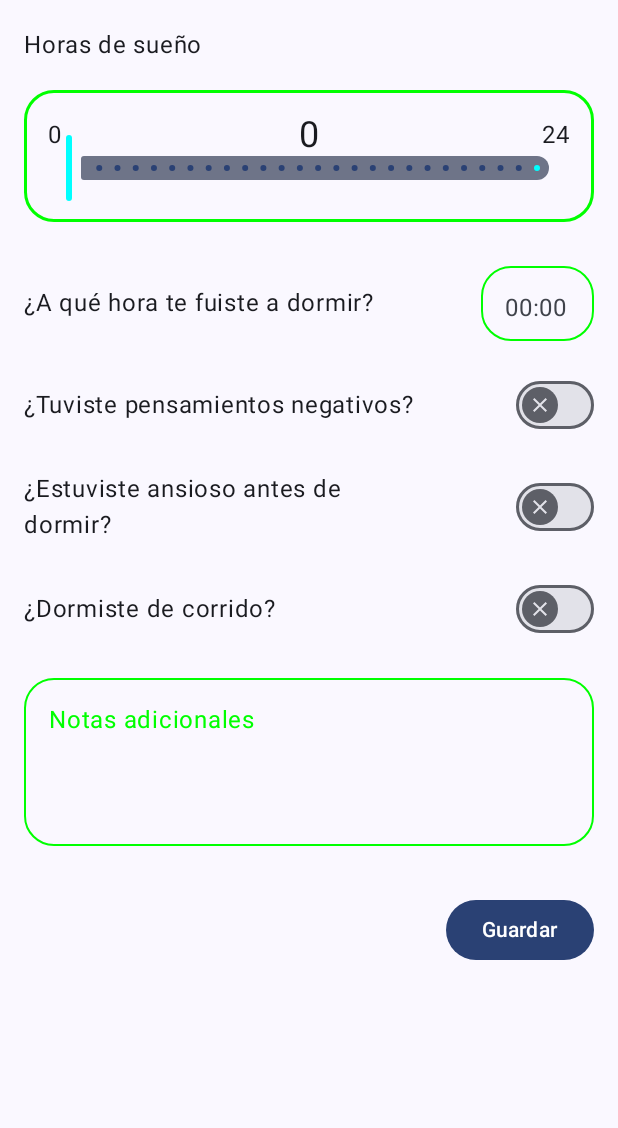
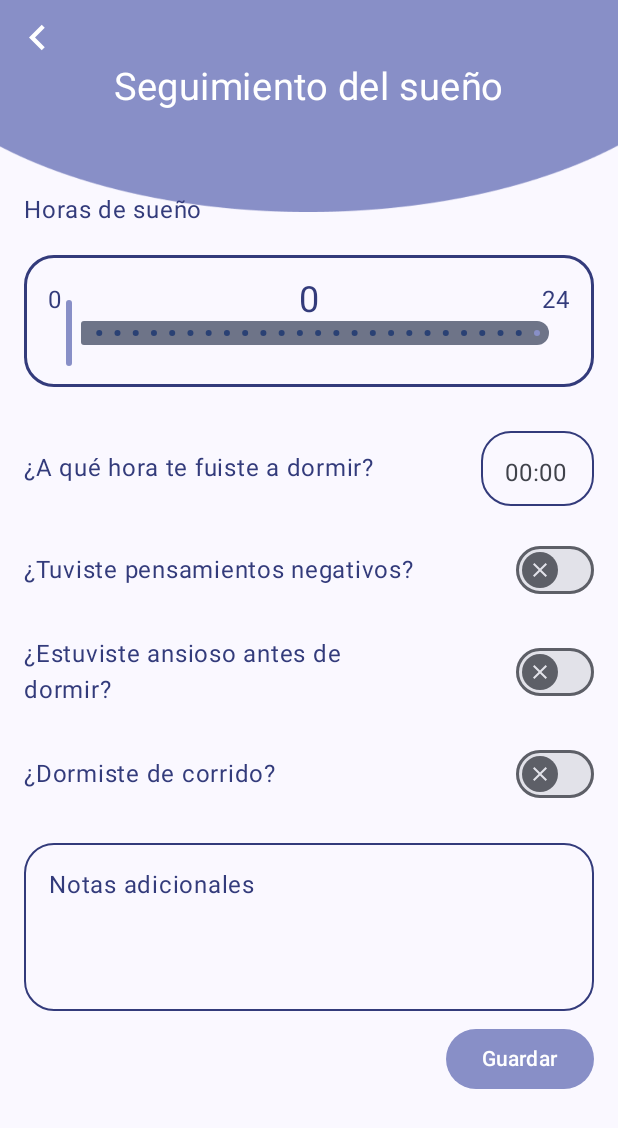
Before and after one commit to ailenaguino/NurAlignMobile, an Android app built with Jetpack Compose: the SleepTrackerScreen screen opened directly, with no data from a screen before it, on a phone screen of 412 x 824 dp. Shown: the top 1128 px of the screen. Run offline under Robolectric (Android 15) with nearby library versions, the phone set to English and light mode, and no system bars.

Commit message:
screen finished

```diff
--- a/app/src/main/java/com/losrobotines/nuralign/feature_sleep/presentation/screens/SleepTrackerScreen.kt
+++ b/app/src/main/java/com/losrobotines/nuralign/feature_sleep/presentation/screens/SleepTrackerScreen.kt
@@ -4,7 +4,9 @@ import android.os.Bundle
 import androidx.activity.ComponentActivity
 import androidx.activity.compose.setContent
 import androidx.compose.foundation.BorderStroke
+import androidx.compose.foundation.Image
 import androidx.compose.foundation.border
+import androidx.compose.foundation.clickable
 import androidx.compose.foundation.layout.Box
 import androidx.compose.foundation.layout.Column
 import androidx.compose.foundation.layout.Row
@@ -15,13 +17,16 @@ import androidx.compose.foundation.layout.height
 import androidx.compose.foundation.layout.padding
 import androidx.compose.foundation.layout.size
 import androidx.compose.foundation.layout.width
+import androidx.compose.foundation.layout.wrapContentWidth
 import androidx.compose.foundation.lazy.LazyColumn
 import androidx.compose.foundation.shape.RoundedCornerShape
 import androidx.compose.foundation.text.KeyboardOptions
 import androidx.compose.material.icons.Icons
 import androidx.compose.material.icons.filled.Check
 import androidx.compose.material.icons.filled.Clear
+import androidx.compose.material.icons.filled.KeyboardArrowLeft
 import androidx.compose.material3.Button
+import androidx.compose.material3.ButtonDefaults
 import androidx.compose.material3.Icon
 import androidx.compose.material3.MaterialTheme
 import androidx.compose.material3.OutlinedTextField
@@ -41,13 +46,16 @@ import androidx.compose.runtime.setValue
 import androidx.compose.ui.Alignment
 import androidx.compose.ui.Modifier
 import androidx.compose.ui.graphics.Color
+import androidx.compose.ui.res.painterResource
 import androidx.compose.ui.text.input.KeyboardType
 import androidx.compose.ui.text.style.TextAlign
 import androidx.compose.ui.tooling.preview.Preview
 import androidx.compose.ui.unit.dp
 import androidx.compose.ui.unit.sp
-import com.losrobotines.nuralign.feature_sleep.presentation.screens.ui.theme.NurAlignTheme
-import org.intellij.lang.annotations.JdkConstants.HorizontalAlignment
+import com.losrobotines.nuralign.R
+import com.losrobotines.nuralign.ui.theme.NurAlignTheme
+import com.losrobotines.nuralign.ui.theme.mainColor
+import com.losrobotines.nuralign.ui.theme.secondaryColor
 import kotlin.math.roundToInt
 
 class SleepTrackerScreen : ComponentActivity() {
@@ -69,13 +77,14 @@ class SleepTrackerScreen : ComponentActivity() {
 
 @Composable
 fun SleepScreen() {
-
+    HalfCircleTop()
     LazyColumn(
         horizontalAlignment = Alignment.CenterHorizontally,
         modifier = Modifier
             .padding(16.dp, 0.dp)
     ) {
         item {
+            Spacer(modifier = Modifier.height(110.dp))
             SliderHour()
             Spacer(modifier = Modifier.height(24.dp))
         }
@@ -106,12 +115,46 @@ fun SleepScreen() {
         }
 
         item {
-            Spacer(modifier = Modifier.height(24.dp))
-            Box(contentAlignment = Alignment.BottomEnd, modifier = Modifier.fillMaxWidth()){
+            Box(contentAlignment = Alignment.BottomEnd, modifier = Modifier.fillMaxWidth()) {
                 SaveButton()
             }
         }
 
+    }
+}
+
+@Preview
+@Composable
+fun HalfCircleTop() {
+    Image(
+        painter = painterResource(id = R.drawable.fondo),
+        contentDescription = "Fondo",
+        alignment = Alignment.TopCenter,
+        modifier = Modifier.fillMaxWidth()
+    )
+    Box(
+        modifier = Modifier.fillMaxWidth(),
+        Alignment.TopCenter
+    ) {
+        Icon(
+            Icons.Filled.KeyboardArrowLeft,
+            tint = Color.White,
+            contentDescription = "ir atrás",
+            modifier = Modifier
+                .size(50.dp)
+                .padding(8.dp)
+                .align(Alignment.TopStart)
+                .clickable { /*TODO*/ }
+        )
+        Text(
+            text = "Seguimiento del sueño",
+            fontSize = 25.sp,
+            color = Color.White,
+            modifier = Modifier
+                .padding(top = 43.dp)
+                .fillMaxWidth()
+                .wrapContentWidth(Alignment.CenterHorizontally)
+        )
     }
 }
 
@@ -125,28 +168,33 @@ fun SliderHour() {
             contentAlignment = Alignment.CenterStart,
             modifier = Modifier.height(60.dp)
         ) {
-            Text(text = "Horas de sueño", fontSize = 16.sp)
+            Text(text = "Horas de sueño", fontSize = 16.sp, color = secondaryColor)
         }
 
         Box(
             modifier = Modifier
                 .border(
-                    BorderStroke(2.dp, Color.Green),
+                    BorderStroke(2.dp, secondaryColor),
                     shape = RoundedCornerShape(20.dp)
                 )
                 .padding(16.dp, 16.dp, 16.dp, 0.dp)
         ) {
             Row(verticalAlignment = Alignment.CenterVertically) {
                 Box(contentAlignment = Alignment.CenterStart, modifier = Modifier.weight(3.3f)) {
-                    Text(text = "0")
+                    Text(text = "0", color = secondaryColor)
                 }
-                Box(modifier = Modifier.weight(3.3f),
+                Box(
+                    modifier = Modifier.weight(3.3f),
                     contentAlignment = Alignment.TopCenter
                 ) {
-                    Text(text = sliderPosition.toInt().toString(), fontSize = 24.sp)
+                    Text(
+                        text = sliderPosition.toInt().toString(),
+                        fontSize = 24.sp,
+                        color = secondaryColor
+                    )
                 }
                 Box(contentAlignment = Alignment.CenterEnd, modifier = Modifier.weight(3.3f)) {
-                    Text(text = "24")
+                    Text(text = "24", color = secondaryColor)
                 }
 
             }
@@ -156,9 +204,9 @@ fun SliderHour() {
                 steps = 24,
                 valueRange = 0f..24f,
                 colors = SliderDefaults.colors(
-                    thumbColor = Color.Cyan,
-                    activeTrackColor = Color.Cyan,
-                    activeTickColor = Color.Green
+                    thumbColor = mainColor,
+                    activeTrackColor = mainColor,
+                    activeTickColor = secondaryColor
                 ),
                 modifier = Modifier.padding(12.dp)
             )
@@ -169,15 +217,15 @@ fun SliderHour() {
 
 @Preview
 @Composable
-fun QuestionGoToSleep(){
+fun QuestionGoToSleep() {
     var hour by remember { mutableStateOf("") }
-    Row (modifier = Modifier.height(60.dp), verticalAlignment = Alignment.CenterVertically){
+    Row(modifier = Modifier.height(60.dp), verticalAlignment = Alignment.CenterVertically) {
 
-        Box(contentAlignment = Alignment.CenterStart, modifier = Modifier.weight(0.7f)){
-            Text(text = "¿A qué hora te fuiste a dormir?", fontSize = 16.sp)
+        Box(contentAlignment = Alignment.CenterStart, modifier = Modifier.weight(0.7f)) {
+            Text(text = "¿A qué hora te fuiste a dormir?", fontSize = 16.sp, color = secondaryColor)
         }
 
-        Box(contentAlignment = Alignment.CenterEnd, modifier = Modifier.weight(0.3f)){
+        Box(contentAlignment = Alignment.CenterEnd, modifier = Modifier.weight(0.3f)) {
             OutlinedTextField(
                 value = hour,
                 onValueChange = { hour = it },
@@ -187,26 +235,25 @@ fun QuestionGoToSleep(){
                 shape = RoundedCornerShape(20.dp),
                 singleLine = true,
                 keyboardOptions = KeyboardOptions.Default.copy(keyboardType = KeyboardType.Number),
-                //label = { Text("Hora", color = Color.Green, textAlign = TextAlign.Center)},
                 colors = OutlinedTextFieldDefaults.colors(
-                    focusedBorderColor = Color.Green,
-                    unfocusedBorderColor = Color.Green
+                    focusedBorderColor = secondaryColor,
+                    unfocusedBorderColor = secondaryColor
                 ),
-                placeholder = { Text(text = "00:00")}
+                placeholder = { Text(text = "00:00") }
             )
         }
     }
 }
 
 @Composable
-fun QuestionGeneral(q:String){
+fun QuestionGeneral(q: String) {
 
-    Row (modifier = Modifier.height(60.dp), verticalAlignment = Alignment.CenterVertically){
-        Box(contentAlignment = Alignment.CenterStart, modifier = Modifier.weight(0.7f)){
-            Text(text = q, fontSize = 16.sp)
+    Row(modifier = Modifier.height(60.dp), verticalAlignment = Alignment.CenterVertically) {
+        Box(contentAlignment = Alignment.CenterStart, modifier = Modifier.weight(0.7f)) {
+            Text(text = q, fontSize = 16.sp, color = secondaryColor)
         }
 
-        Box(contentAlignment = Alignment.CenterEnd, modifier = Modifier.weight(0.3f)){
+        Box(contentAlignment = Alignment.CenterEnd, modifier = Modifier.weight(0.3f)) {
             var checked by remember { mutableStateOf(false) }
             Switch(
                 checked = checked,
@@ -218,6 +265,7 @@ fun QuestionGeneral(q:String){
                         Icon(
                             imageVector = Icons.Filled.Check,
                             contentDescription = "si",
+                            tint = secondaryColor,
                             modifier = Modifier.size(SwitchDefaults.IconSize)
                         )
                     }
@@ -229,7 +277,10 @@ fun QuestionGeneral(q:String){
                             modifier = Modifier.size(SwitchDefaults.IconSize)
                         )
                     }
-                }
+                },
+                colors = SwitchDefaults.colors(
+                    checkedTrackColor = mainColor
+                )
             )
         }
     }
@@ -242,22 +293,25 @@ fun AdditionalNotes() {
     OutlinedTextField(
         value = text,
         onValueChange = { text = it },
-        label = { Text("Notas adicionales", color = Color.Green, textAlign = TextAlign.Center)},
+        label = { Text("Notas adicionales", color = secondaryColor, textAlign = TextAlign.Center) },
         modifier = Modifier
             .fillMaxWidth()
             .height(120.dp),
         shape = RoundedCornerShape(20.dp),
         colors = OutlinedTextFieldDefaults.colors(
-            focusedBorderColor = Color.Green,
-            unfocusedBorderColor = Color.Green
+            focusedBorderColor = secondaryColor,
+            unfocusedBorderColor = secondaryColor
         )
     )
 }
 
 @Preview
 @Composable
-fun SaveButton(){
-    Button(onClick = { /*TODO*/ }) {
+fun SaveButton() {
+    Button(
+        onClick = { /*TODO*/ },
+        colors = ButtonDefaults.buttonColors(containerColor = mainColor)
+    ) {
         Text(text = "Guardar")
     }
 }
--- a/app/src/main/java/com/losrobotines/nuralign/feature_sleep/presentation/screens/ui/theme/Color.kt
+++ /dev/null
@@ -1,11 +0,0 @@
-package com.losrobotines.nuralign.feature_sleep.presentation.screens.ui.theme
-
-import androidx.compose.ui.graphics.Color
-
-val Purple80 = Color(0xFFD0BCFF)
-val PurpleGrey80 = Color(0xFFCCC2DC)
-val Pink80 = Color(0xFFEFB8C8)
-
-val Purple40 = Color(0xFF6650a4)
-val PurpleGrey40 = Color(0xFF625b71)
-val Pink40 = Color(0xFF7D5260)
--- a/app/src/main/java/com/losrobotines/nuralign/feature_sleep/presentation/screens/ui/theme/Theme.kt
+++ /dev/null
@@ -1,70 +0,0 @@
-package com.losrobotines.nuralign.feature_sleep.presentation.screens.ui.theme
-
-import android.app.Activity
-import android.os.Build
-import androidx.compose.foundation.isSystemInDarkTheme
-import androidx.compose.material3.MaterialTheme
-import androidx.compose.material3.darkColorScheme
-import androidx.compose.material3.dynamicDarkColorScheme
-import androidx.compose.material3.dynamicLightColorScheme
-import androidx.compose.material3.lightColorScheme
-import androidx.compose.runtime.Composable
-import androidx.compose.runtime.SideEffect
-import androidx.compose.ui.graphics.toArgb
-import androidx.compose.ui.platform.LocalContext
-import androidx.compose.ui.platform.LocalView
-import androidx.core.view.WindowCompat
-
-private val DarkColorScheme = darkColorScheme(
-    primary = Purple80,
-    secondary = PurpleGrey80,
-    tertiary = Pink80
-)
-
-private val LightColorScheme = lightColorScheme(
-    primary = Purple40,
-    secondary = PurpleGrey40,
-    tertiary = Pink40
-
-    /* Other default colors to override
-    background = Color(0xFFFFFBFE),
-    surface = Color(0xFFFFFBFE),
-    onPrimary = Color.White,
-    onSecondary = Color.White,
-    onTertiary = Color.White,
-    onBackground = Color(0xFF1C1B1F),
-    onSurface = Color(0xFF1C1B1F),
-    */
-)
-
-@Composable
-fun NurAlignTheme(
-    darkTheme: Boolean = isSystemInDarkTheme(),
-    // Dynamic color is available on Android 12+
-    dynamicColor: Boolean = true,
-    content: @Composable () -> Unit,
-) {
-    val colorScheme = when {
-        dynamicColor && Build.VERSION.SDK_INT >= Build.VERSION_CODES.S -> {
-            val context = LocalContext.current
-            if (darkTheme) dynamicDarkColorScheme(context) else dynamicLightColorScheme(context)
-        }
-
-        darkTheme -> DarkColorScheme
-        else -> LightColorScheme
-    }
-    val view = LocalView.current
-    if (!view.isInEditMode) {
-        SideEffect {
-            val window = (view.context as Activity).window
-            window.statusBarColor = colorScheme.primary.toArgb()
-            WindowCompat.getInsetsController(window, view).isAppearanceLightStatusBars = darkTheme
-        }
-    }
-
-    MaterialTheme(
-        colorScheme = colorScheme,
-        typography = Typography,
-        content = content
-    )
-}
--- a/app/src/main/java/com/losrobotines/nuralign/feature_sleep/presentation/screens/ui/theme/Type.kt
+++ /dev/null
@@ -1,34 +0,0 @@
-package com.losrobotines.nuralign.feature_sleep.presentation.screens.ui.theme
-
-import androidx.compose.material3.Typography
-import androidx.compose.ui.text.TextStyle
-import androidx.compose.ui.text.font.FontFamily
-import androidx.compose.ui.text.font.FontWeight
-import androidx.compose.ui.unit.sp
-
-// Set of Material typography styles to start with
-val Typography = Typography(
-    bodyLarge = TextStyle(
-        fontFamily = FontFamily.Default,
-        fontWeight = FontWeight.Normal,
-        fontSize = 16.sp,
-        lineHeight = 24.sp,
-        letterSpacing = 0.5.sp
-    )
-    /* Other default text styles to override
-    titleLarge = TextStyle(
-        fontFamily = FontFamily.Default,
-        fontWeight = FontWeight.Normal,
-        fontSize = 22.sp,
-        lineHeight = 28.sp,
-        letterSpacing = 0.sp
-    ),
-    labelSmall = TextStyle(
-        fontFamily = FontFamily.Default,
-        fontWeight = FontWeight.Medium,
-        fontSize = 11.sp,
-        lineHeight = 16.sp,
-        letterSpacing = 0.5.sp
-    )
-    */
-)
--- a/app/src/main/java/com/losrobotines/nuralign/home/HomeScreen.kt
+++ b/app/src/main/java/com/losrobotines/nuralign/home/HomeScreen.kt
@@ -1,6 +1,7 @@
 package com.losrobotines.nuralign.home
 
 import android.content.Context
+import android.content.Intent
 import android.os.Bundle
 import android.util.Log
 import android.widget.Toast
@@ -33,6 +34,7 @@ import androidx.compose.ui.res.painterResource
 import androidx.compose.ui.unit.dp
 import androidx.compose.ui.unit.sp
 import com.losrobotines.nuralign.R
+import com.losrobotines.nuralign.feature_sleep.presentation.screens.SleepTrackerScreen
 import com.losrobotines.nuralign.ui.theme.NurAlignTheme
 import com.losrobotines.nuralign.ui.theme.secondaryColor
 
@@ -114,6 +116,13 @@ class HomeScreen : ComponentActivity() {
                                 modifier = Modifier
                                     .size(90.dp)
                                     .clickable {
+                                        if(nameIndex == 2){
+                                            val intent = Intent(
+                                                content,
+                                                SleepTrackerScreen::class.java
+                                            )
+                                            startActivity(intent)
+                                        }
                                         /*
                                         when (nameIndex) {
                                             0 -> {
--- a/app/src/main/java/com/losrobotines/nuralign/ui/theme/Theme.kt
+++ b/app/src/main/java/com/losrobotines/nuralign/ui/theme/Theme.kt
@@ -10,6 +10,7 @@ import androidx.compose.material3.dynamicLightColorScheme
 import androidx.compose.material3.lightColorScheme
 import androidx.compose.runtime.Composable
 import androidx.compose.runtime.SideEffect
+import androidx.compose.ui.graphics.Color
 import androidx.compose.ui.graphics.toArgb
 import androidx.compose.ui.platform.LocalContext
 import androidx.compose.ui.platform.LocalView
@@ -18,13 +19,19 @@ import androidx.core.view.WindowCompat
 private val DarkColorScheme = darkColorScheme(
     primary = Purple80,
     secondary = PurpleGrey80,
-    tertiary = Pink80
+    tertiary = Pink80,
+    background = Color(0xFFFFFBFE),
+    onBackground = Color(0xFFFFFBFE),
+    onSurface = Color(0xFFFFFBFE)
 )
 
 private val LightColorScheme = lightColorScheme(
     primary = Purple40,
     secondary = PurpleGrey40,
-    tertiary = Pink40
+    tertiary = Pink40,
+    background = Color(0xFFFFFBFE),
+    onBackground = Color(0xFFFFFBFE),
+    surface = Color(0xFFFFFBFE)
 
     /* Other default colors to override
     background = Color(0xFFFFFBFE),
@@ -32,7 +39,7 @@ private val LightColorScheme = lightColorScheme(
     onPrimary = Color.White,
     onSecondary = Color.White,
     onTertiary = Color.White,
-    onBackground = Color(0xFF1C1B1F),
+    onBackground = Color(0xFFFFFBFE),
     onSurface = Color(0xFF1C1B1F),
     */
 )
@@ -47,7 +54,7 @@ fun NurAlignTheme(
     val colorScheme = when {
         dynamicColor && Build.VERSION.SDK_INT >= Build.VERSION_CODES.S -> {
             val context = LocalContext.current
-            if (darkTheme) dynamicDarkColorScheme(context) else dynamicLightColorScheme(context)
+            if (darkTheme) dynamicLightColorScheme(context) else dynamicLightColorScheme(context)
         }
 
         darkTheme -> LightColorScheme//DarkColorScheme
@@ -58,7 +65,7 @@ fun NurAlignTheme(
         SideEffect {
             val window = (view.context as Activity).window
             window.statusBarColor = colorScheme.primary.toArgb()
-            WindowCompat.getInsetsController(window, view).isAppearanceLightStatusBars = darkTheme
+            WindowCompat.getInsetsController(window, view).isAppearanceLightStatusBars = !darkTheme
         }
     }
 
```
Lines whose indentation alone changed are shown as unchanged.
